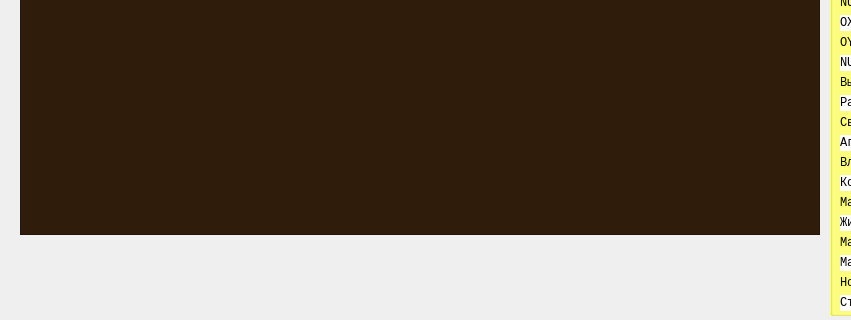
GulinAlexey/Prakt2021, file Forest/mainwidget.ui: the form before one commit; both pictures show x 0 to 851 and y 385 to 705 of the 1359 by 705 pixel window.
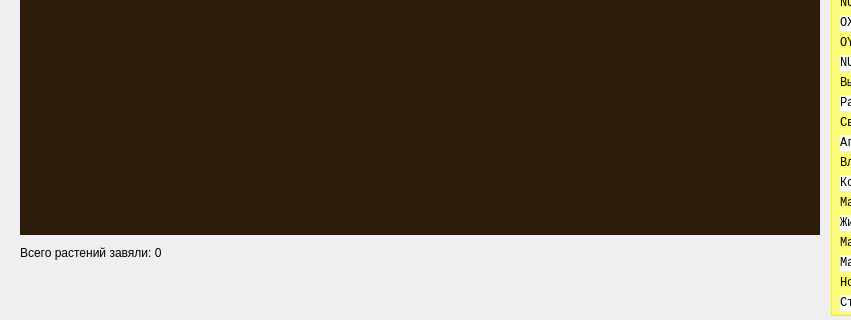
The form after the commit. Icons and pictures are not drawn.

Commit message: Добавлен вывод на экран числа растений, которые завяли. (Гибель растений вроде как работает и не вылетает)

What changed in the file:
```diff
--- a/Forest/mainwidget.ui
+++ b/Forest/mainwidget.ui
@@ -6968,6 +6968,19 @@
     </property>
    </widget>
   </widget>
+  <widget class="QLabel" name="all_plants_died_text">
+   <property name="geometry">
+    <rect>
+     <x>20</x>
+     <y>630</y>
+     <width>691</width>
+     <height>16</height>
+    </rect>
+   </property>
+   <property name="text">
+    <string>Всего растений завяли: 0</string>
+   </property>
+  </widget>
  </widget>
  <resources/>
  <connections/>
```
The commit also changes 4 other files.
